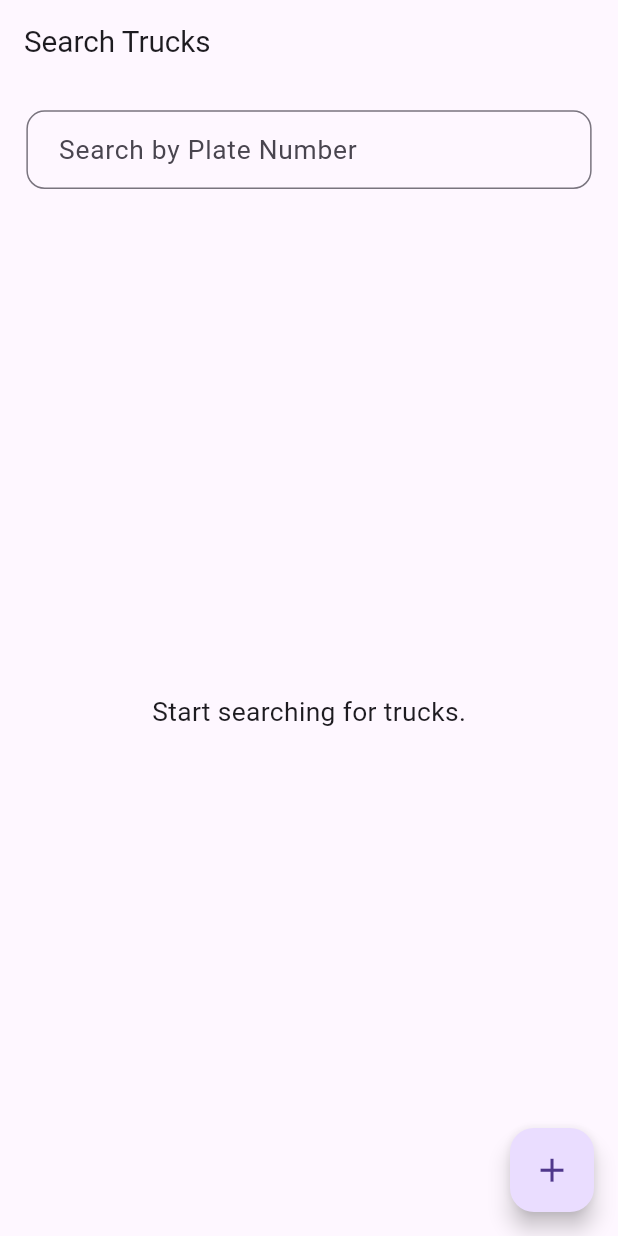
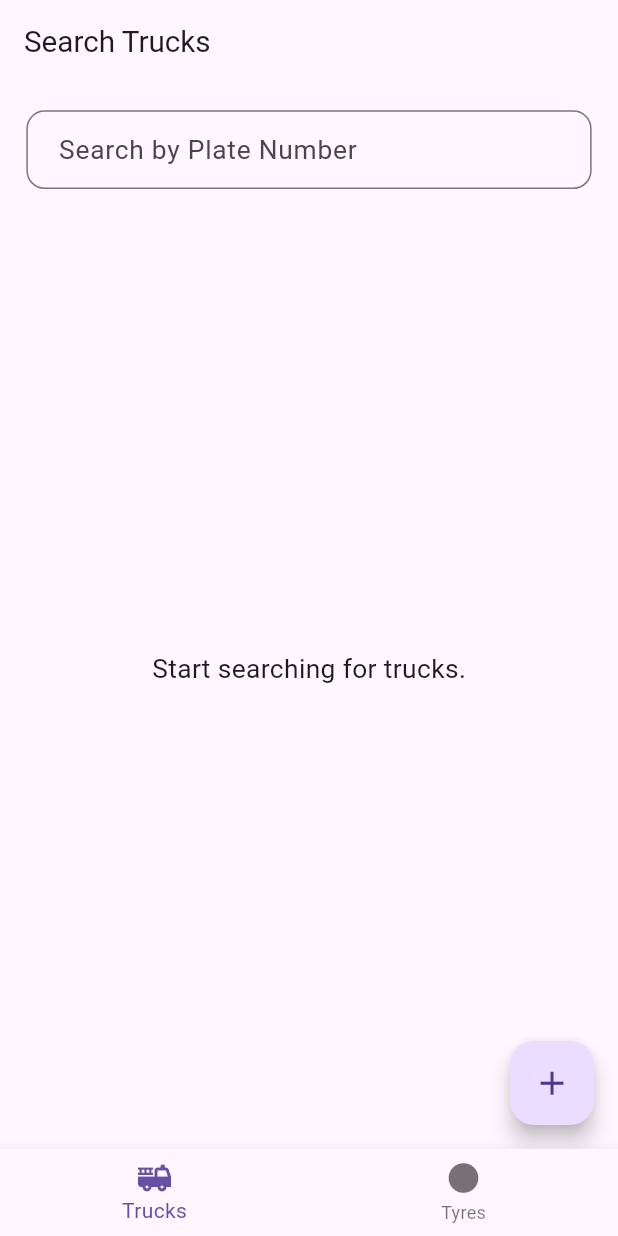
Before and after one commit to omarwmashaal/tyres_frontend, a Flutter app: the TruckSearchPage screen opened by its route, on a phone screen of 412 x 824 dp. Run offline on Flutter 3.47's test engine with Material 3 defaults, Android fonts, the phone set to English and light mode, and no system bars; our stand-ins replace bloc, dartz, dio, equatable, flutter_bloc, flutter_screenutil and 3 more.

Commit message:
Added Tyre Search Page

```diff
--- a/lib/core/router.dart
+++ b/lib/core/router.dart
@@ -1,13 +1,18 @@
+import 'package:flutter/material.dart';
+import 'package:get/get.dart';
 import 'package:go_router/go_router.dart';
 import 'package:tyres_frontend/features/Authentication/presenation/pages/loginPage.dart';
 import 'package:tyres_frontend/features/Authentication/presenation/pages/registerPage.dart';
 import 'package:tyres_frontend/features/Trucks/presenation/pages/TruckSearchPage.dart';
 import 'package:tyres_frontend/features/Trucks/presenation/pages/ViewTruckPage.dart';
+import 'package:tyres_frontend/features/Tyres/presenation/pages/TyreSearchPage.dart';
+
+var navBarIndex = 0.obs;
 
 class AppRouter {
   static final GoRouter router = GoRouter(
     initialLocation: '/login', // Set initial route to login
-    routes: <GoRoute>[
+    routes: <RouteBase>[
       GoRoute(
         path: '/login',
         builder: (context, state) => LoginPage(),
@@ -16,9 +21,43 @@ class AppRouter {
         path: '/register',
         builder: (context, state) => RegisterPage(),
       ),
-      GoRoute(
-        path: '/trucks',
-        builder: (context, state) => TruckSearchPage(),
+      ShellRoute(
+        builder: (context, state, child) {
+          return Scaffold(
+            body: child,
+            bottomNavigationBar: Obx(
+              () => BottomNavigationBar(
+                currentIndex: navBarIndex.value,
+                onTap: (value) {
+                  navBarIndex.value = value;
+                  if (value == 0)
+                    context.go('/trucks');
+                  else if (value == 1) context.go('/tyres');
+                },
+                items: const [
+                  BottomNavigationBarItem(
+                    icon: Icon(Icons.fire_truck),
+                    label: "Trucks",
+                  ),
+                  BottomNavigationBarItem(
+                    icon: Icon(Icons.circle),
+                    label: "Tyres",
+                  ),
+                ],
+              ),
+            ),
+          );
+        },
+        routes: [
+          GoRoute(
+            path: '/trucks',
+            builder: (context, state) => TruckSearchPage(),
+          ),
+          GoRoute(
+            path: '/tyres',
+            builder: (context, state) => TyreSearchPage(),
+          ),
+        ],
       ),
       GoRoute(
         path: '/truck-details/:id',
@@ -26,6 +65,7 @@ class AppRouter {
           truckId: int.parse(state.pathParameters['id']!),
         ),
       ),
+
       // Add more routes as needed...
     ],
   );
--- a/lib/core/service_Injector.dart
+++ b/lib/core/service_Injector.dart
@@ -90,5 +90,6 @@ setUpServiceInjectors() {
         getTyresForATruckUseCase: si(),
         installTyreToATruckUseCase: si(),
         removeTyreFromATruckUseCase: si(),
+        getTyreDataUseCase: si(),
       ));
 }
--- a/lib/features/Tyres/data/repoImpl/tyreRepoImpl.dart
+++ b/lib/features/Tyres/data/repoImpl/tyreRepoImpl.dart
@@ -79,11 +79,11 @@ class TyresRepoImpl implements TyresRepo {
   }
 
   @override
-  Future<Either<Failure, TyreEntity>> getTyreBySerial(String serial) async {
+  Future<Either<Failure, List<TyreEntity>>> getTyreBySerial(String serial) async {
     try {
-      final tyreModel = await tyreDatasource.getTyreBySerial(serial);
-      final tyreEntity = tyreModel.toEntity(); // Convert Model to Entity
-      return Right(tyreEntity);
+      final tyresModel = await tyreDatasource.getTyreBySerial(serial);
+      final tyres = tyresModel.map((e) => e.toEntity()).toList(); // Convert Model to Entity
+      return Right(tyres);
     } catch (error) {
       return Left(ServerFailure(message: "Failed to get tyre by serial: $error"));
     }
--- a/lib/features/Tyres/domain/entities/tyreEntity.dart
+++ b/lib/features/Tyres/domain/entities/tyreEntity.dart
@@ -9,12 +9,13 @@ class TyreEntity {
   final String? model;
   final TyrePositionEntity? position;
 
-  TyreEntity(
-      {required this.id,
-      required this.truckId,
-      required this.startMileage,
-      required this.endMileage,
-      required this.serial,
-      required this.model,
-      required this.position});
+  TyreEntity({
+    this.id,
+    this.truckId,
+    this.startMileage,
+    this.endMileage,
+    this.serial,
+    this.model,
+    this.position,
+  });
 }
--- a/lib/features/Tyres/domain/repo/tyresRepo.dart
+++ b/lib/features/Tyres/domain/repo/tyresRepo.dart
@@ -11,6 +11,6 @@ abstract class TyresRepo {
   Future<Either<Failure, NoParams>> removeTyreFromATruck(int tyreId, int truckId);
   Future<Either<Failure, NoParams>> addTyre(TyreEntity tyre);
   Future<Either<Failure, NoParams>> deleteTyre(int id);
-  Future<Either<Failure, TyreEntity>> getTyreBySerial(String serial);
+  Future<Either<Failure, List<TyreEntity>>> getTyreBySerial(String serial);
   Future<Either<Failure, NoParams>> changeTyrePosition(int truckId, TyrePositionEntity newPosition);
 }
--- a/lib/features/Tyres/domain/usecases/GetTyreBySerialUseCase.dart
+++ b/lib/features/Tyres/domain/usecases/GetTyreBySerialUseCase.dart
@@ -4,13 +4,13 @@ import 'package:tyres_frontend/core/usecase/usecases.dart';
 import 'package:tyres_frontend/features/Tyres/domain/entities/tyreEntity.dart';
 import 'package:tyres_frontend/features/Tyres/domain/repo/tyresRepo.dart';
 
-class GetTyreBySerialUseCase extends UseCase<TyreEntity, String> {
+class GetTyreBySerialUseCase extends UseCase<List<TyreEntity>, String> {
   final TyresRepo tyresRepo;
 
   GetTyreBySerialUseCase({required this.tyresRepo});
 
   @override
-  Future<Either<Failure, TyreEntity>> call(String serial) async {
+  Future<Either<Failure, List<TyreEntity>>> call(String serial) async {
     return await tyresRepo.getTyreBySerial(serial).then((value) {
       return value.fold(
         (l) => Left(l..message = "Get Tyre By Serial: ${l.message}"),
--- a/lib/features/Tyres/presenation/blocs/tyres_bloc.dart
+++ b/lib/features/Tyres/presenation/blocs/tyres_bloc.dart
@@ -11,6 +11,7 @@ import 'package:tyres_frontend/features/Tyres/domain/usecases/DeleteTyreUseCase.
 import 'package:tyres_frontend/features/Tyres/domain/usecases/GetTyreBySerialUseCase.dart';
 import 'package:tyres_frontend/features/Tyres/domain/usecases/InstallTyreToATruckUseCase.dart';
 import 'package:tyres_frontend/features/Tyres/domain/usecases/RemoveTyreFromATruckUseCase.dart';
+import 'package:tyres_frontend/features/Tyres/domain/usecases/getTyreData_usecase.dart';
 import 'package:tyres_frontend/features/Tyres/domain/usecases/getTyresForATruckUseCase.dart';
 import 'package:tyres_frontend/features/Tyres/presenation/blocs/tyres_blocEvents.dart';
 import 'package:tyres_frontend/features/Tyres/presenation/blocs/tyres_blocStates.dart';
@@ -23,6 +24,7 @@ class TyreBloc extends Bloc<TyreEvent, TyreState> {
   final GetTyresForATruckUseCase getTyresForATruckUseCase;
   final InstallTyreToATruckUseCase installTyreToATruckUseCase;
   final RemoveTyreFromATruckUseCase removeTyreFromATruckUseCase;
+  final GetTyreDataUseCase getTyreDataUseCase;
 
   TyreBloc({
     required this.addTyreUseCase,
@@ -32,6 +34,7 @@ class TyreBloc extends Bloc<TyreEvent, TyreState> {
     required this.getTyresForATruckUseCase,
     required this.installTyreToATruckUseCase,
     required this.removeTyreFromATruckUseCase,
+    required this.getTyreDataUseCase,
   }) : super(TyreInitialState()) {
     // Add a new tyre
     on<AddTyreEvent>((event, emit) async {
@@ -56,7 +59,7 @@ class TyreBloc extends Bloc<TyreEvent, TyreState> {
     // Get tyre data by ID
     on<GetTyreDataEvent>((event, emit) async {
       emit(TyreLoadingState());
-      final Either<Failure, TyreEntity> result = await getTyreBySerialUseCase(event.tyreId.toString());
+      final Either<Failure, TyreEntity> result = await getTyreDataUseCase(event.tyreId);
       result.fold(
         (failure) => emit(TyreErrorState(message: failure.message)),
         (tyre) => emit(TyreLoadedState(tyre: tyre)),
@@ -106,10 +109,10 @@ class TyreBloc extends Bloc<TyreEvent, TyreState> {
     // Get a tyre by serial number
     on<GetTyreBySerialEvent>((event, emit) async {
       emit(TyreLoadingState());
-      final Either<Failure, TyreEntity> result = await getTyreBySerialUseCase(event.serial);
+      final Either<Failure, List<TyreEntity>> result = await getTyreBySerialUseCase(event.serial);
       result.fold(
         (failure) => emit(TyreErrorState(message: failure.message)),
-        (tyre) => emit(TyreLoadedState(tyre: tyre)),
+        (tyre) => emit(TyresLoadedState(tyres: tyre)),
       );
     });
   }
--- a/lib/features/Tyres/presenation/blocs/tyres_blocStates.dart
+++ b/lib/features/Tyres/presenation/blocs/tyres_blocStates.dart
@@ -28,6 +28,15 @@ class TyreLoadedState extends TyreState {
 
   @override
   List<Object?> get props => [tyre];
+}
+// State when a tyres are successfully fetched
+class TyresLoadedState extends TyreState {
+  final List<TyreEntity> tyres;
+
+  TyresLoadedState({required this.tyres});
+
+  @override
+  List<Object?> get props => [tyres];
 }
 
 // State when a tyre is successfully deleted
--- a/pubspec.yaml
+++ b/pubspec.yaml
@@ -32,6 +32,7 @@ dependencies:
   go_router: ^14.3.0
   equatable: ^2.0.5
   flutter_bloc: ^8.1.6
+  get: ^4.6.6
 
 dev_dependencies:
   flutter_test:
```
Also changed, not shown: lib/features/Tyres/data/datasource/tyreDatasource.dart (+8 -4 lines), lib/features/Tyres/presenation/pages/TyreSearchPage.dart (added, +143 -0 lines), lib/features/Tyres/presenation/pages/addTyreWidget.dart (added, +66 -0 lines), pubspec.lock.
